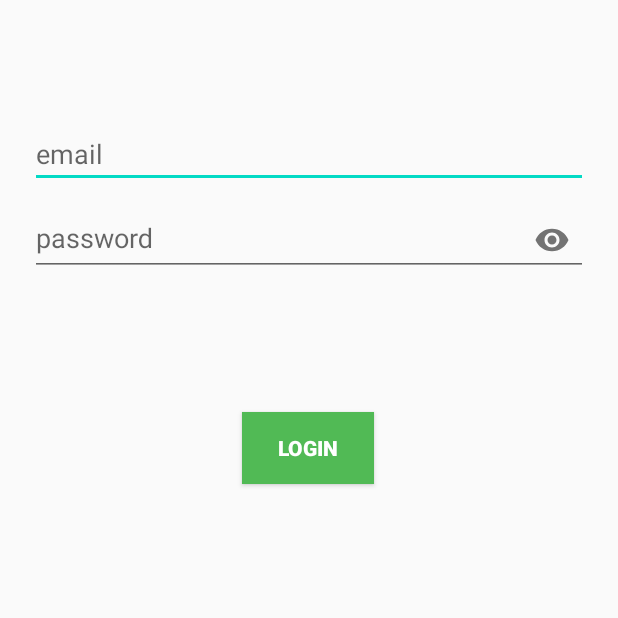
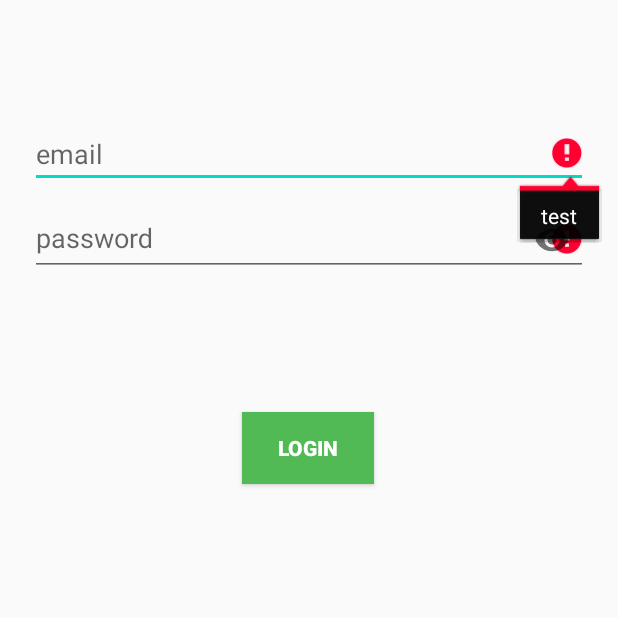
Before and after one commit to akaankshaguptat/Learning-Task, an Android app: the screen it shows after launch (MainActivity), on a phone screen of 412 x 824 dp, the top half of it. Run offline under Robolectric (Android 15) with nearby library versions, the phone set to English and light mode, and no system bars; our stand-ins replace data binding.

Commit message:
issue in custom binding

```diff
--- a/app/src/main/java/com/example/login/model/CustomBindings.kt
+++ b/app/src/main/java/com/example/login/model/CustomBindings.kt
@@ -1,7 +1,9 @@
 package com.example.login.model
 
+import android.text.TextUtils
 import android.widget.EditText
 import androidx.databinding.BindingAdapter
+import androidx.lifecycle.MutableLiveData
 import com.google.android.material.textfield.TextInputEditText
 
 @BindingAdapter("error")
@@ -11,4 +13,5 @@ fun bindingError(textInputEditText: TextInputEditText, errMsg:String){
     }
 
 
+
 }
--- /dev/null
+++ b/app/src/main/java/com/example/login/model/pojo/FieldError.kt
@@ -0,0 +1,4 @@
+package com.example.login.model.pojo
+
+data class FieldError(var error: String) {
+}
--- a/app/src/main/java/com/example/login/viewmodel/LoginViewmodel.kt
+++ b/app/src/main/java/com/example/login/viewmodel/LoginViewmodel.kt
@@ -2,58 +2,35 @@ package com.example.login.viewmodel
 
 import android.text.TextUtils
 import android.util.Log
-import androidx.databinding.BindingAdapter
 import androidx.lifecycle.MutableLiveData
 import androidx.lifecycle.ViewModel
-import com.example.login.model.data.Repository
-import com.example.login.model.data.SharedPrefData
 import com.example.login.util.ValidationUtils
-import com.google.android.material.textfield.TextInputEditText
 
 class LoginViewmodel : ViewModel() {
-    var errMsg: String=""
+    var errorMsg: String = "test"
     var status: MutableLiveData<Boolean> = MutableLiveData<Boolean>()
     var email: String = ""
     var pwd: String = ""
-    var data = SharedPrefData()
-    var repo = Repository(data)
 
-
-//       @BindingAdapter("android:error")
-//   fun setError(emailEdittext: TextInputEditText, passwordEditText: TextInputEditText, errMsg:String){
-//       if(email.isEmpty()|| !ValidationUtils.isValidEmail(email)){
-//           emailEdittext.setError(errMsg)
-//           status.value=false
-//       }
-//       else if(pwd.isEmpty()){
-//           passwordEditText.setError(errMsg)
-//           status.value=false
-//       }
-//       else{
-//           status.value=true
-//
-//       }
-//
-//   }
     fun onLoginClicked(
-        emailEdittext: TextInputEditText,passwordEditText: TextInputEditText
 
     ) {
 
         //check validations
         if (TextUtils.isEmpty(email)) {
-            emailEdittext.setError("email cannot be left blank")
-            errMsg= "email cannot be left blank"
+            //  emailEdittext.setError("email cannot be left blank")
+            errorMsg = "email cannot be left blank"
             status.value = false
 
         } else if (!ValidationUtils.isValidEmail(email)) {
-            emailEdittext.setError("please enter valid emial address")
-            errMsg= "please enter valid emial address"
+            // emailEdittext.setError("please enter valid emial address")
+            errorMsg = "please enter valid emial address"
             status.value = false
 
         } else if (TextUtils.isEmpty(pwd)) {
-              passwordEditText.setError("password cannot be left blank")
-            errMsg= "password cannot be left blank"
+            //   passwordEditText.setError("password cannot be left blank")
+
+            errorMsg = "password cannot be left blank"
             status.value = false
 
         } else {
--- a/app/src/main/res/layout/activity_main.xml
+++ b/app/src/main/res/layout/activity_main.xml
@@ -22,6 +22,7 @@
             android:hint="email"
             android:inputType="textEmailAddress"
             android:text="@={loginViewmodel.email}"
+            app:error="@{loginViewmodel.errorMsg}"
             android:layout_marginTop="60dp"
             app:layout_constraintTop_toTopOf="parent"
             tools:layout_editor_absoluteX="0dp">
@@ -41,6 +42,7 @@
                 android:layout_height="wrap_content"
                 android:inputType="textPassword"
                 android:text="@={loginViewmodel.pwd}"
+                app:error="@{loginViewmodel.errorMsg}"
                 android:hint="password">
             </com.google.android.material.textfield.TextInputEditText>
 
@@ -52,7 +54,7 @@
             android:layout_height="wrap_content"
             style="@style/ButtonTheme"
             android:text="@string/app_name"
-            android:onClick="@{()->loginViewmodel.onLoginClicked(emailEdittext,passwordEdittext)}"
+            android:onClick="@{()->loginViewmodel.onLoginClicked()}"
             app:layout_constraintBottom_toBottomOf="parent"
             app:layout_constraintEnd_toEndOf="parent"
             app:layout_constraintHorizontal_bias="0.498"
```
